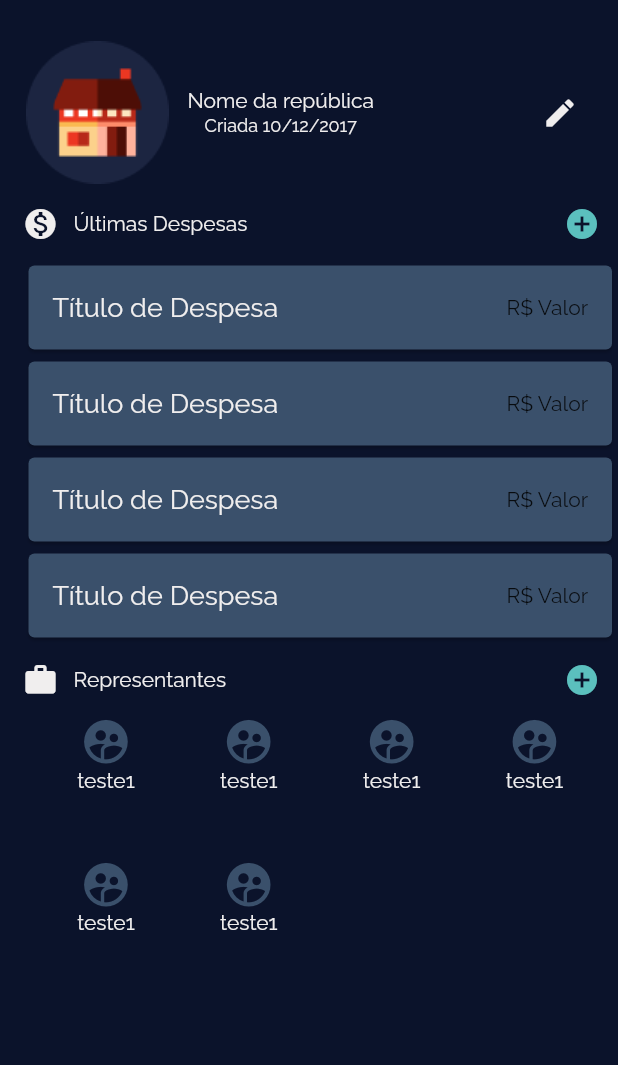
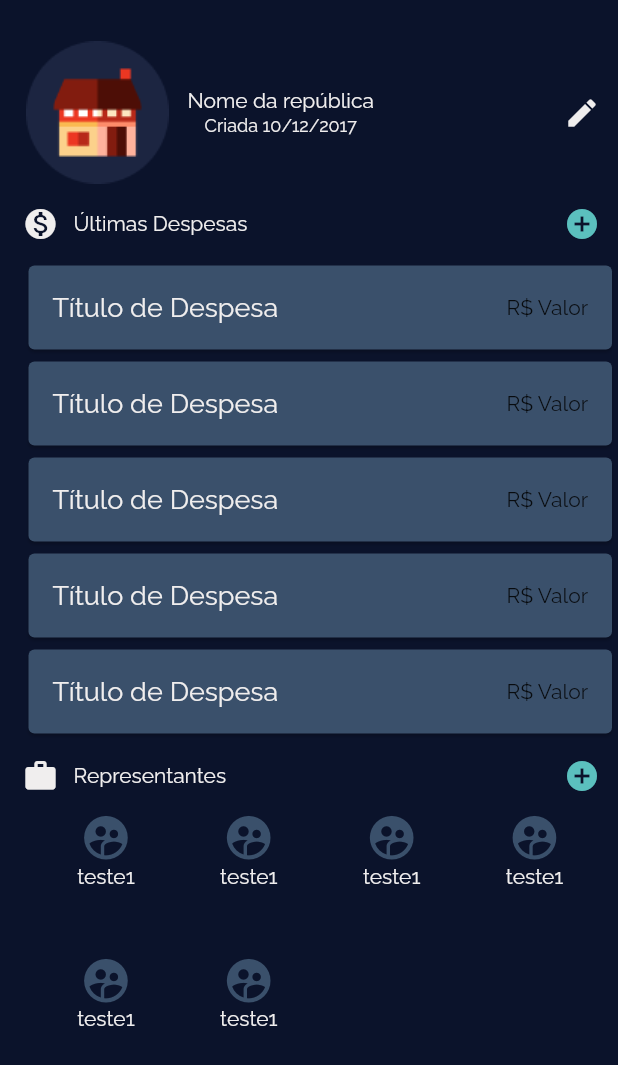
Before and after one commit to lhleonardo/trabalho-android, a Flutter app: the HouseEditPage screen opened directly, on a phone screen of 412 x 824 dp. Shown: the top 1065 px of the screen. Run offline on Flutter 3.47's test engine with Material 2 defaults, Android fonts, the phone set to English and light mode, and no system bars; our stand-ins replace cloud_firestore, curved_navigation_bar, firebase_auth, firebase_core, progress_dialog; accounts and stored records are empty.

Commit message:
Corrige estouro de pixels na página da república

```diff
--- a/trabalho/lib/pages/dashboard/widget/account_widget.dart
+++ b/trabalho/lib/pages/dashboard/widget/account_widget.dart
@@ -6,7 +6,9 @@ class AccountWidget extends StatelessWidget {
     return Card(
       color: Theme.of(context).primaryColor,
       child: const ListTile(
-          title: Text('Título de Despesa'), trailing: Text('R\$ Valor')),
+        title: Text('Título de Despesa'),
+        trailing: Text('R\$ Valor'),
+      ),
     );
   }
 }
--- a/trabalho/lib/pages/users/house_edit_page.dart
+++ b/trabalho/lib/pages/users/house_edit_page.dart
@@ -22,7 +22,10 @@ class HouseEditPage extends StatelessWidget {
           child: Column(
             children: <Widget>[
               Row(
+                mainAxisAlignment: MainAxisAlignment.spaceBetween,
                 children: <Widget>[
+                  Row(
+                    children: [
                       const Image(
                         image: AssetImage('assets/icons/RepIcon.png'),
                         height: 100,
@@ -50,8 +53,7 @@ class HouseEditPage extends StatelessWidget {
                           ),
                         ],
                       ),
-                  const SizedBox(
-                    width: 100,
+                    ],
                   ),
                   Container(
                     alignment: Alignment.topLeft,
@@ -86,15 +88,19 @@ class HouseEditPage extends StatelessWidget {
                   )
                 ],
               ),
-              Flexible(
-                flex: 3,
-                child: ListView.builder(
-                  shrinkWrap: true,
-                  physics: const NeverScrollableScrollPhysics(),
-                  itemCount: 4,
-                  itemBuilder: (_, index) => AccountWidget(),
+              Column(
+                children: List.generate(
+                  5,
+                  (index) => AccountWidget(),
                 ),
               ),
+              // child: ListView.builder(
+              //   shrinkWrap: true,
+              //   physics: const NeverScrollableScrollPhysics(),
+              //   itemCount: 4,
+              //   itemBuilder: (_, index) => AccountWidget(),
+              // ),
+
               Row(
                 mainAxisAlignment: MainAxisAlignment.spaceBetween,
                 children: <Widget>[
```
Lines whose indentation alone changed are shown as unchanged.
